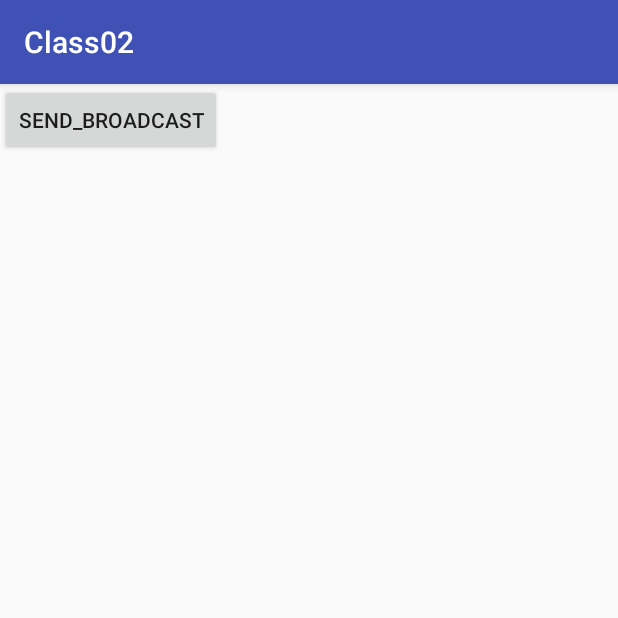
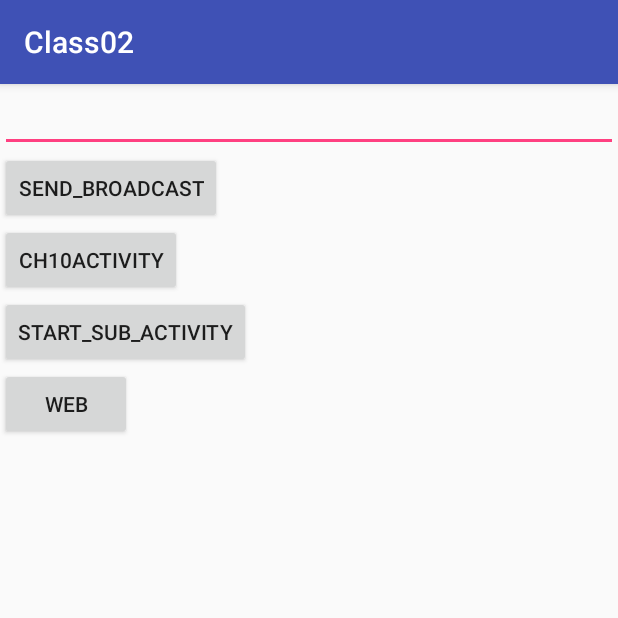
Before and after one commit to zhangluxian/Class02, an Android app: the screen it shows after launch (Ch10Activity2), on a phone screen of 412 x 824 dp, the top half of it. Run offline under Robolectric (Android 15) with nearby library versions, the phone set to English and light mode, and no system bars.

Commit message:
2020/04/22

```diff
--- a/app/src/main/res/layout/layout_ch10_1.xml
+++ b/app/src/main/res/layout/layout_ch10_1.xml
@@ -12,4 +12,8 @@
         android:text="counter"
         android:onClick="counter"
         android:layout_height="wrap_content" />
+    <TextView
+        android:layout_width="wrap_content"
+        android:id="@+id/ch10_1_tv"
+        android:layout_height="wrap_content" />
 </LinearLayout>
--- a/app/src/main/res/layout/layout_ch10_2.xml
+++ b/app/src/main/res/layout/layout_ch10_2.xml
@@ -1,10 +1,30 @@
 <?xml version="1.0" encoding="utf-8"?>
 <LinearLayout xmlns:android="http://schemas.android.com/apk/res/android"
     android:layout_width="match_parent"
+    android:orientation="vertical"
     android:layout_height="match_parent">
+    <EditText
+        android:layout_width="match_parent"
+        android:id="@+id/ch10_2_et"
+        android:layout_height="wrap_content" />
 <Button
     android:layout_width="wrap_content"
     android:text="send_broadcast"
     android:onClick="send_broadcast"
     android:layout_height="wrap_content" />
+    <Button
+        android:layout_width="wrap_content"
+        android:text="Ch10Activity"
+        android:onClick="ch10Activity"
+        android:layout_height="wrap_content" />
+    <Button
+        android:layout_width="wrap_content"
+        android:text="start_sub_activity"
+        android:onClick="startSubActivity"
+        android:layout_height="wrap_content" />
+     <Button
+         android:layout_width="wrap_content"
+         android:text="web"
+         android:onClick="web"
+         android:layout_height="wrap_content" />
 </LinearLayout>
```
Also changed, not shown: app/src/main/AndroidManifest.xml (+5 -2 lines), app/src/main/java/cn/edu/sdwu/android02/classroom/sn170507180109/Ch10Activity1.java (+7 -0 lines), app/src/main/java/cn/edu/sdwu/android02/classroom/sn170507180109/Ch10Activity2.java (+33 -1 lines), app/src/main/java/cn/edu/sdwu/android02/classroom/sn170507180109/Ch10Activity3.java (added, +32 -0 lines), app/src/main/res/layout/layout_ch10_3.xml (added, +49 -0 lines).
